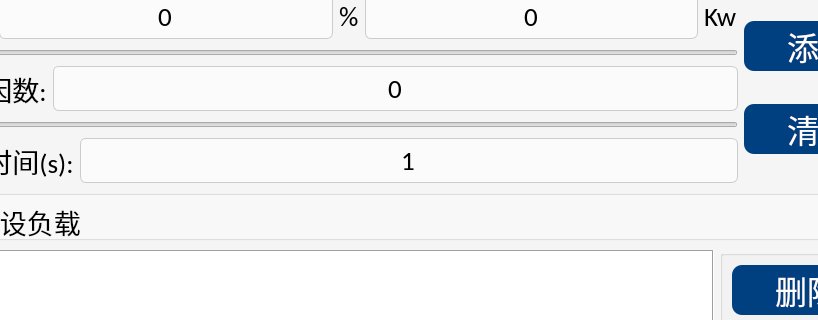
Above: App/Page/page1_fzsz.ui from bjc123321/30KWZFDZZJCY before the change; both pictures show x 115 to 933 and y 176 to 496 of the 1055 by 775 pixel window. Below: the same form after it.
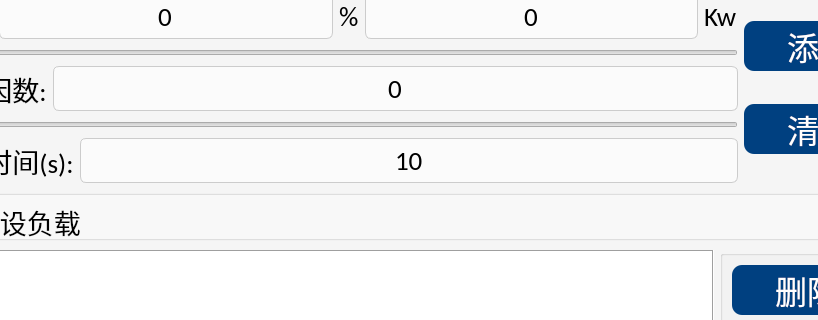
That is the form after the change.

The edit to the form file:
```diff
--- a/App/Page/page1_fzsz.ui
+++ b/App/Page/page1_fzsz.ui
@@ -386,7 +386,7 @@
                     </font>
                    </property>
                    <property name="text">
-                    <string>1</string>
+                    <string>10</string>
                    </property>
                    <property name="alignment">
                     <set>Qt::AlignCenter</set>
```
